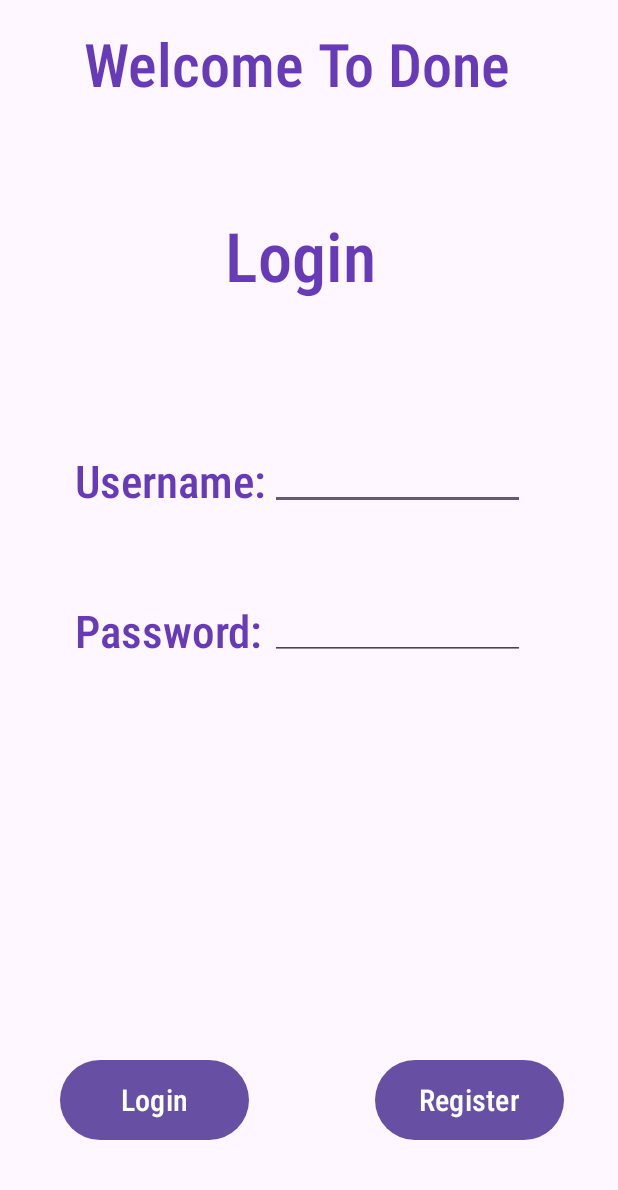
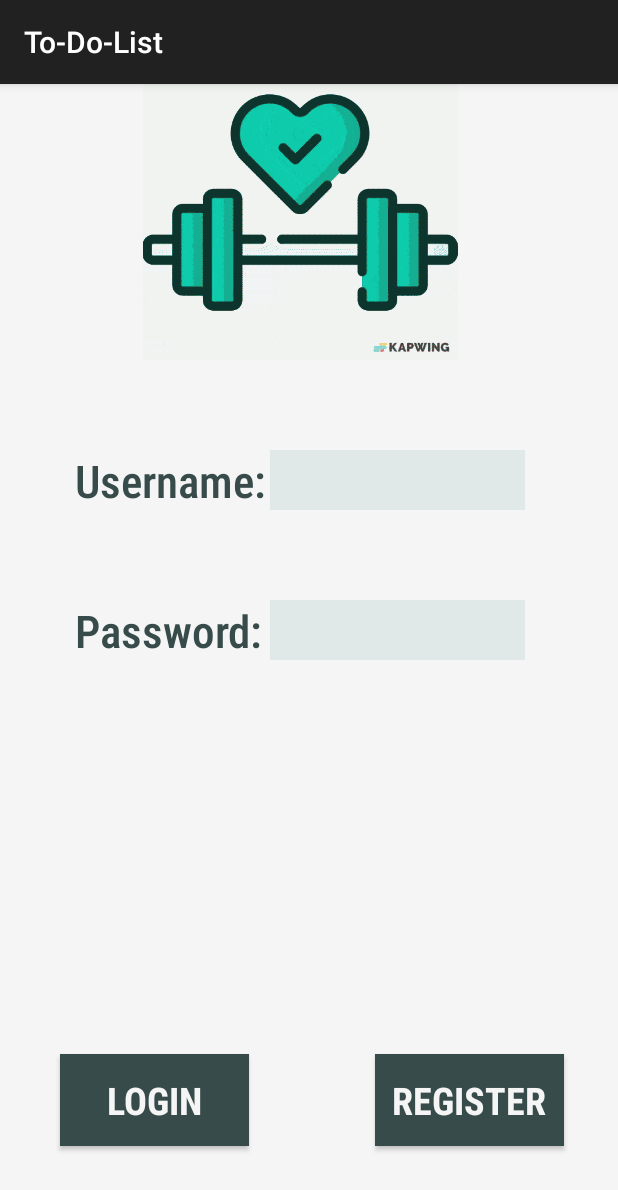
Before and after one commit to HanaAyman33/ToDoList, an Android app: the screen it shows after launch (MainActivity), on a phone screen of 412 x 824 dp. Shown: the top 1190 px of the screen. Run offline under Robolectric (Android 15) with nearby library versions, the light colour scheme and no system bars; our stand-ins replace Volley; 1 statement that could not run was skipped.

Commit message:
Makeover
changed the layout of Login and Register. also added a gif. to be continued

```diff
--- a/ToDoList/app/build.gradle.kts
+++ b/ToDoList/app/build.gradle.kts
@@ -48,5 +48,5 @@ dependencies {
     implementation(libs.core.ktx)
     implementation(libs.okhttp)
     implementation (libs.androidx.constraintlayout.v214)
-
+    implementation (libs.gif.android.gif.drawable)
 }
--- a/ToDoList/app/src/main/AndroidManifest.xml
+++ b/ToDoList/app/src/main/AndroidManifest.xml
@@ -16,7 +16,7 @@
         android:label="@string/app_name"
         android:roundIcon="@mipmap/ic_launcher_round"
         android:supportsRtl="true"
-        android:theme="@style/Theme.ToDoList"
+        android:theme="@style/AppTheme"
         tools:targetApi="31">
         <activity
             android:name=".MainActivity"
--- a/ToDoList/app/src/main/java/com/example/to_do_list/Register.java
+++ b/ToDoList/app/src/main/java/com/example/to_do_list/Register.java
@@ -50,7 +50,7 @@ public class Register extends AppCompatActivity {
 
         // Add the request to the RequestQueue.
         requestQueue.add(stringRequest);
-        ViewCompat.setOnApplyWindowInsetsListener(findViewById(R.id.Register), (v, insets) -> {
+        ViewCompat.setOnApplyWindowInsetsListener(findViewById(R.id.register), (v, insets) -> {
             Insets systemBars = insets.getInsets(WindowInsetsCompat.Type.systemBars());
             v.setPadding(systemBars.left, systemBars.top, systemBars.right, systemBars.bottom);
             return insets;
--- a/ToDoList/app/src/main/res/layout/activity_main.xml
+++ b/ToDoList/app/src/main/res/layout/activity_main.xml
@@ -3,35 +3,26 @@
     xmlns:tools="http://schemas.android.com/tools"
     android:layout_width="match_parent"
     android:layout_height="match_parent"
+    android:background="#F5F5F5"
     tools:context=".MainActivity">
 
-    <TextView
-        android:id="@+id/title"
+    <pl.droidsonroids.gif.GifImageView
+        android:id="@+id/gif_image"
         android:layout_width="300dp"
-        android:layout_height="wrap_content"
-        android:layout_centerHorizontal="true"
-        android:layout_marginTop="15dp"
-        android:fontFamily="sans-serif-condensed-light"
-        android:text="Welcome To Done"  android:textColor="#673AB7"
-        android:textSize="40sp"
-        android:textStyle="bold" />
-
-    <TextView
-        android:id="@+id/subTitle"
-        android:layout_width="200dp"
-        android:layout_height="wrap_content"
-        android:fontFamily="sans-serif-condensed-light"
-        android:text="@string/loginLabel"  android:textColor="#673AB7"
-        android:textSize="45sp"
-        android:textStyle="bold"
-        android:layout_marginLeft="150dp"  android:layout_marginTop="140dp"/>
+        android:layout_height="210dp"
+        android:layout_gravity="center"
+        android:layout_marginStart="50dp"
+        android:layout_marginTop="30dp"
+        android:src="@drawable/first"
+        android:layout_marginBottom="16dp" />
 
     <TextView
         android:id="@+id/username"
         android:layout_width="200dp"
         android:layout_height="wrap_content"
         android:fontFamily="sans-serif-condensed-light"
-        android:text="@string/username"  android:textColor="#673AB7"
+        android:text="@string/username"
+        android:textColor="#374b4a"
         android:textSize="30sp"
         android:textStyle="bold"
         android:layout_marginLeft="50dp"
@@ -43,7 +34,7 @@
         android:layout_height="wrap_content"
         android:fontFamily="sans-serif-condensed-light"
         android:text="@string/password"
-        android:textColor="#673AB7"
+        android:textColor="#374b4a"
         android:textSize="30sp"
         android:textStyle="bold"
         android:layout_marginLeft="50dp"
@@ -57,6 +48,7 @@
         android:layout_marginTop="300dp"
         android:autofillHints="username"
         android:inputType="text"
+        android:background="#E0E8E8"
         tools:ignore="LabelFor" />
 
     <EditText
@@ -67,6 +59,7 @@
         android:layout_marginTop="400dp"
         android:autofillHints="password"
         android:inputType="textPassword"
+        android:background="#E0E8E8"
         tools:ignore="LabelFor" />
 
     <Button
@@ -78,7 +71,12 @@
         android:layout_marginBottom="60dp"
         android:onClick="viewList"
         android:text="@string/log"
-        android:textSize="20sp"
+        android:background="#374b4a"
+        android:textColor="#F5F5F5"
+        android:textSize="25sp"
+        android:textStyle="bold"
+        android:textAlignment="center"
+        android:gravity="center"
         android:fontFamily="sans-serif-condensed-medium"/>
 
     <Button
@@ -90,7 +88,12 @@
         android:layout_marginBottom="60dp"
         android:onClick="toggle"
         android:text="@string/registerNew"
-        android:textSize="20sp"
+        android:background="#374b4a"
+        android:textColor="#F5F5F5"
+        android:textSize="25sp"
+        android:textStyle="bold"
+        android:textAlignment="center"
+        android:gravity="center"
         android:fontFamily="sans-serif-condensed-medium"/>
 
-</RelativeLayout >
+    </RelativeLayout>
--- a/ToDoList/app/src/main/res/values-night/themes.xml
+++ b/ToDoList/app/src/main/res/values-night/themes.xml
@@ -1,7 +1,8 @@
 <resources xmlns:tools="http://schemas.android.com/tools">
-    <!-- Base application theme. -->
-    <style name="Base.Theme.ToDoList" parent="Theme.Material3.DayNight.NoActionBar">
-        <!-- Customize your dark theme here. -->
-        <!-- <item name="colorPrimary">@color/my_dark_primary</item> -->
+    <style name="AppTheme" parent="Theme.AppCompat.Light.DarkActionBar">
+        <item name="buttonStyle">@style/CustomButtonStyle</item>
+    </style>
+    <style name="CustomButtonStyle" parent="Widget.AppCompat.Button">
+        <item name="android:background">@color/CustomButtonStyle</item>
     </style>
 </resources>
--- a/ToDoList/app/src/main/res/values/colors.xml
+++ b/ToDoList/app/src/main/res/values/colors.xml
@@ -2,4 +2,5 @@
 <resources>
     <color name="black">#FF000000</color>
     <color name="white">#FFFFFFFF</color>
+    <color name="CustomButtonStyle">#374b4a</color>
 </resources>
--- a/ToDoList/app/src/main/res/values/themes.xml
+++ b/ToDoList/app/src/main/res/values/themes.xml
@@ -1,9 +1,8 @@
 <resources xmlns:tools="http://schemas.android.com/tools">
-    <!-- Base application theme. -->
-    <style name="Base.Theme.ToDoList" parent="Theme.Material3.DayNight.NoActionBar">
-        <!-- Customize your light theme here. -->
-        <!-- <item name="colorPrimary">@color/my_light_primary</item> -->
+    <style name="AppTheme" parent="Theme.AppCompat.Light.DarkActionBar">
+        <item name="buttonStyle">@style/CustomButtonStyle</item>
     </style>
-
-    <style name="Theme.ToDoList" parent="Base.Theme.ToDoList" />
+    <style name="CustomButtonStyle" parent="Widget.AppCompat.Button">
+        <item name="android:background">@color/CustomButtonStyle</item>
+    </style>
 </resources>
--- a/ToDoList/gradle/libs.versions.toml
+++ b/ToDoList/gradle/libs.versions.toml
@@ -1,5 +1,6 @@
 [versions]
 agp = "8.8.0"
+androidGifDrawableVersion = "1.2.28"
 androidxConstraintlayout = "2.1.4"
 coreKtx = "1.15.0"
 junit = "4.13.2"
@@ -17,6 +18,7 @@ volley = "1.2.1"
 androidx-constraintlayout-v214 = { module = "androidx.constraintlayout:constraintlayout", version.ref = "androidxConstraintlayout" }
 converter-gson = { module = "com.squareup.retrofit2:converter-gson", version.ref = "retrofit" }
 core-ktx = { module = "androidx.core:core-ktx", version.ref = "coreKtx" }
+gif-android-gif-drawable = { module = "pl.droidsonroids.gif:android-gif-drawable", version.ref = "androidGifDrawableVersion" }
 junit = { group = "junit", name = "junit", version.ref = "junit" }
 ext-junit = { group = "androidx.test.ext", name = "junit", version.ref = "junitVersion" }
 espresso-core = { group = "androidx.test.espresso", name = "espresso-core", version.ref = "espressoCore" }
```
Also changed, not shown: ToDoList/app/src/main/java/com/example/to_do_list/TDList.java (+26 -44 lines), ToDoList/app/src/main/res/drawable/pastel_background_selector.xml (added, +33 -0 lines), ToDoList/app/src/main/res/layout/layout2.xml (+32 -13 lines), ToDoList/app/src/main/res/layout/layout3.xml (+18 -11 lines), ToDoList/app/src/main/res/layout/task_component.xml (+18 -9 lines), ToDoList/app/src/main/res/drawable/first.gif (added), 6 other files.
